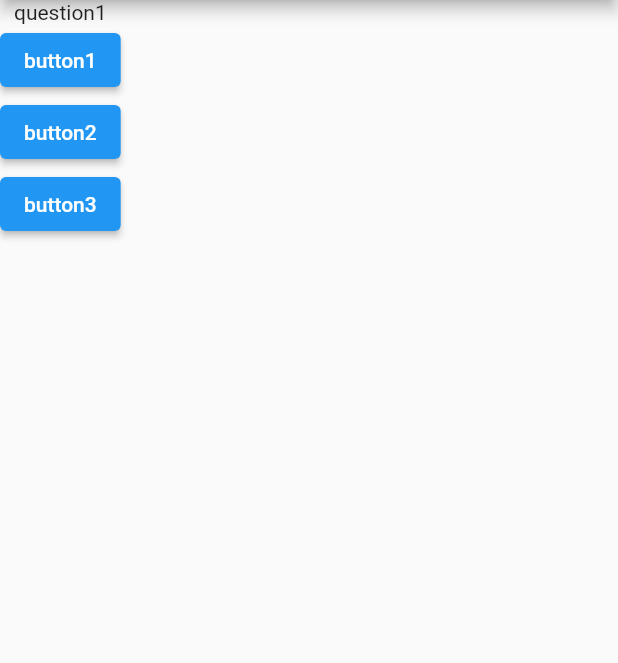
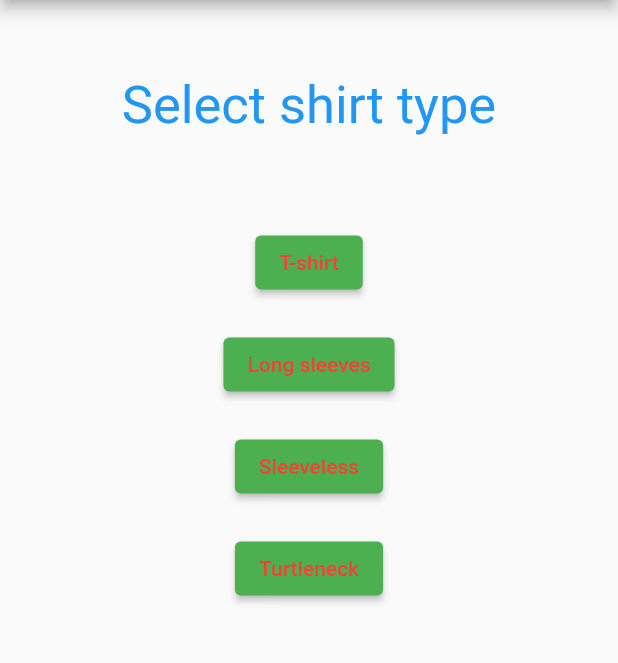
Before and after one commit to venijamin/MIS_labs, a Flutter app: the screen it shows after launch, on a phone screen of 412 x 824 dp, the part 84-747 px from its top. Run offline on Flutter 3.47's test engine with Material 2 defaults, Android fonts, the phone set to English and light mode, and no system bars.

Commit message:
finished lab_2

```diff
--- /dev/null
+++ b/lab_2/lib/answer.dart
@@ -0,0 +1,30 @@
+import 'package:flutter/src/widgets/container.dart';
+import 'package:flutter/src/widgets/framework.dart';
+import 'package:flutter/material.dart';
+
+class Answer extends StatelessWidget {
+  String _answerText = '';
+  Function()? _buttonPressed = () {};
+
+  Answer({required Function()? pressed, required String text}) {
+    this._answerText = text;
+    this._buttonPressed = pressed;
+  }
+
+  @override
+  Widget build(BuildContext context) {
+    return Container(
+      margin: EdgeInsets.symmetric(vertical: 10),
+      child: ElevatedButton(
+        style: ButtonStyle(
+          backgroundColor: MaterialStateProperty.all(Colors.green),
+        ),
+        onPressed: _buttonPressed,
+        child: Text(
+          _answerText,
+          style: TextStyle(color: Colors.red),
+        ),
+      ),
+    );
+  }
+}
--- a/lab_2/lib/main.dart
+++ b/lab_2/lib/main.dart
@@ -1,19 +1,65 @@
 import 'package:flutter/material.dart';
+import 'package:lab2/answer.dart';
+
+import 'question.dart';
 
 void main() {
   runApp(MyApp());
 }
 
-class MyApp extends StatelessWidget {
-  var questionIndex = 0;
+class MyApp extends StatefulWidget {
+  @override
+  State<MyApp> createState() => _MyAppState();
+}
+
+class _MyAppState extends State<MyApp> {
+  var _questionIndex = 0;
+
   var questions = [
-    'question1',
-    'question2',
+    {
+      'question': 'Select shirt type',
+      'answer': [
+        'T-shirt',
+        'Long sleeves',
+        'Sleeveless',
+        'Turtleneck',
+      ]
+    },
+    {
+      'question': 'Select sock type',
+      'answer': [
+        'Normal',
+        'Long',
+        'Short',
+        'None',
+      ]
+    },
+    {
+      'question': 'Select shoe type',
+      'answer': [
+        'Dress',
+        'Running',
+        'Sneakers',
+        'Flip flops',
+        'Crocs',
+        'Sandals',
+      ]
+    },
+    {
+      'question': 'Select pants type',
+      'answer': [
+        'Pantaloons',
+        'Trousers',
+        'None',
+      ]
+    },
   ];
 
-  void buttonPressed() {
-    questionIndex++;
-    print('tapped ' + questionIndex.toString());
+  void _buttonPressed() {
+    setState(() {
+      _questionIndex += 1;
+    });
+    print('tapped ' + _questionIndex.toString());
   }
 
   @override
@@ -25,10 +71,11 @@ class MyApp extends StatelessWidget {
             title: Text('Hello world'),
           ),
           body: Column(children: [
-            Text(questions[questionIndex]),
-            ElevatedButton(onPressed: buttonPressed, child: Text('button1')),
-            ElevatedButton(onPressed: buttonPressed, child: Text('button2')),
-            ElevatedButton(onPressed: buttonPressed, child: Text('button3')),
+            Question(text: questions[_questionIndex]['question'].toString()),
+            ...(questions[_questionIndex]['answer'] as List<String>)
+                .map((answer) {
+              return Answer(pressed: _buttonPressed, text: answer);
+            }),
           ]),
         ));
   }
--- /dev/null
+++ b/lab_2/lib/question.dart
@@ -0,0 +1,26 @@
+import 'package:flutter/material.dart';
+import 'package:flutter/src/widgets/container.dart';
+import 'package:flutter/src/widgets/framework.dart';
+
+class Question extends StatelessWidget {
+  String _questionText = '';
+  Question({required String text}) {
+    this._questionText = text;
+  }
+
+  @override
+  Widget build(BuildContext context) {
+    return Container(
+      width: double.infinity,
+      margin: EdgeInsets.symmetric(vertical: 50, horizontal: 0),
+      child: Text(
+        _questionText,
+        textAlign: TextAlign.center,
+        style: TextStyle(
+          fontSize: 35,
+          color: Colors.blue,
+        ),
+      ),
+    );
+  }
+}
```
